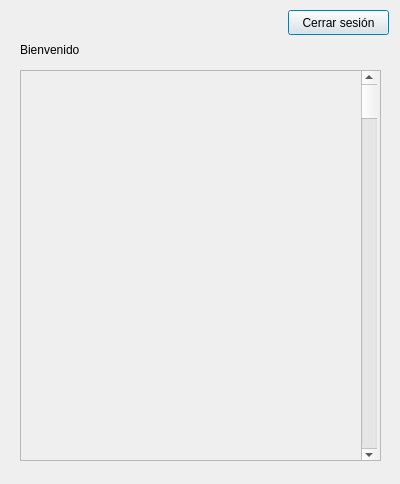
Before: the Qt Designer form Interfaz/initial.ui in Los-Pollitos/PI-Redes-Sistemas-Operativos, drawn with Qt 5.
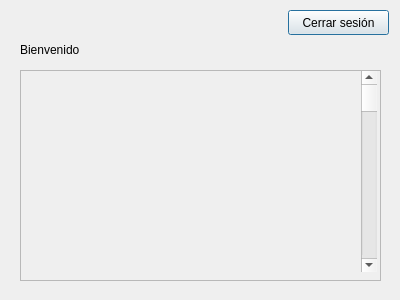
After: the same form once the commit is applied.

Patch:
```diff
--- a/Interfaz/initial.ui
+++ b/Interfaz/initial.ui
@@ -7,7 +7,7 @@
     <x>0</x>
     <y>0</y>
     <width>400</width>
-    <height>484</height>
+    <height>300</height>
    </rect>
   </property>
   <property name="windowTitle">
@@ -19,7 +19,7 @@
      <x>20</x>
      <y>70</y>
      <width>361</width>
-     <height>391</height>
+     <height>211</height>
     </rect>
    </property>
    <property name="widgetResizable">
@@ -31,7 +31,7 @@
       <x>0</x>
       <y>0</y>
       <width>359</width>
-      <height>389</height>
+      <height>209</height>
      </rect>
     </property>
     <widget class="QScrollBar" name="verticalScrollBar">
@@ -40,7 +40,7 @@
        <x>340</x>
        <y>0</y>
        <width>16</width>
-       <height>391</height>
+       <height>201</height>
       </rect>
      </property>
      <property name="orientation">
```
